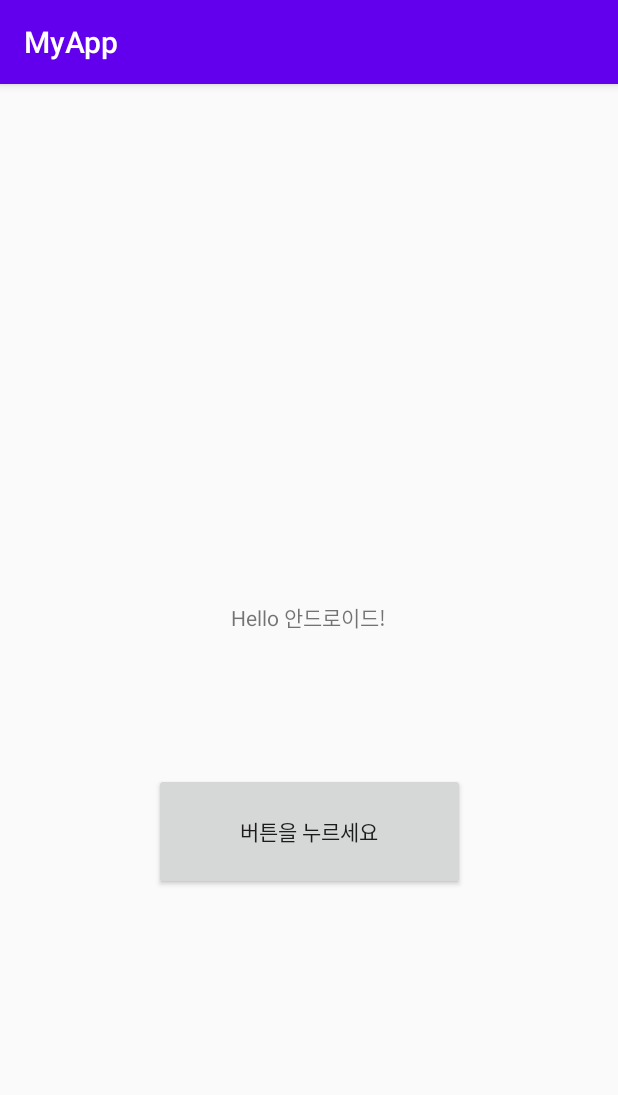
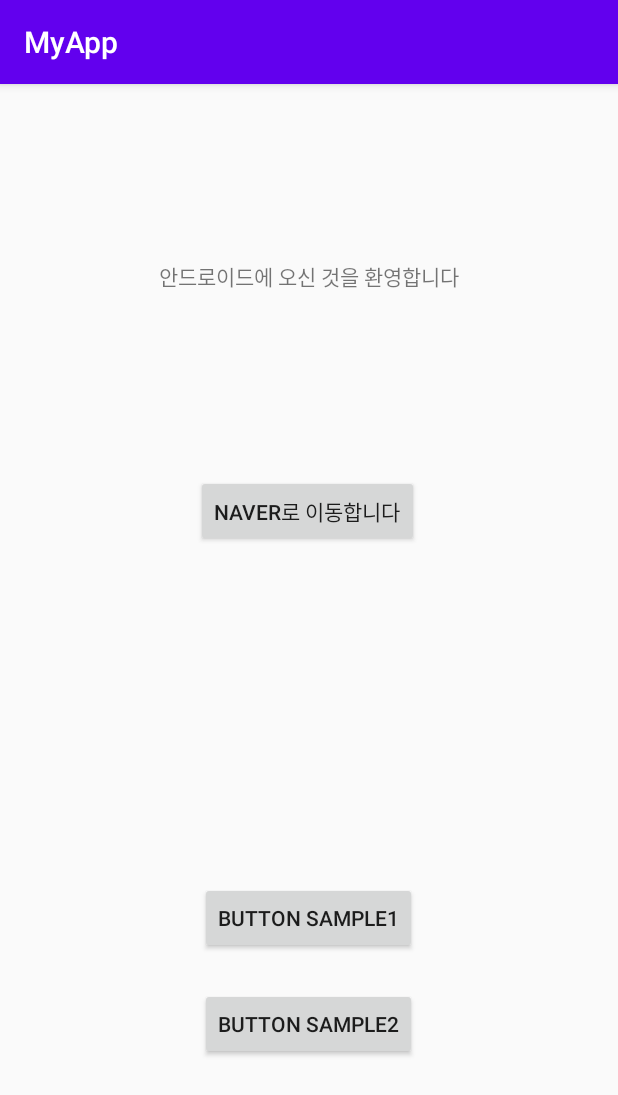
Before and after one commit to DojunPark/Android_App_Development, an Android app: the screen it shows after launch (MainActivity), on a phone screen of 412 x 824 dp. Shown: the top 1095 px of the screen. Run offline under Robolectric (Android 15) with nearby library versions, the phone set to English and light mode, and no system bars.

Commit message:
update button exercise

```diff
--- a/MyApp/app/src/main/AndroidManifest.xml
+++ b/MyApp/app/src/main/AndroidManifest.xml
@@ -9,6 +9,8 @@
         android:roundIcon="@mipmap/ic_launcher_round"
         android:supportsRtl="true"
         android:theme="@style/AppTheme">
+        <activity android:name=".TwoActivity"></activity>
+        <activity android:name=".OneActivity" />
         <activity android:name=".MainActivity">
             <intent-filter>
                 <action android:name="android.intent.action.MAIN" />
--- a/MyApp/app/src/main/java/com/example/myapp/MainActivity.java
+++ b/MyApp/app/src/main/java/com/example/myapp/MainActivity.java
@@ -2,7 +2,12 @@ package com.example.myapp;
 
 import androidx.appcompat.app.AppCompatActivity;
 
+import android.content.Intent;
+import android.net.Uri;
 import android.os.Bundle;
+import android.view.View;
+import android.widget.Button;
+import android.widget.Toast;
 
 public class MainActivity extends AppCompatActivity {
 
@@ -13,6 +18,48 @@ public class MainActivity extends AppCompatActivity {
 
         //실행 구간
 
+        //버튼 1
+        Button button1 = (Button)findViewById(R.id.button1);
+        button1.setOnClickListener(new View.OnClickListener() {
+            @Override
+            public void onClick(View view) {
+
+                // 메세지 띄우기
+                Toast.makeText(getApplicationContext(),"버튼을 눌렀습니다.", Toast.LENGTH_SHORT).show();
+
+                // 링크 열기
+                Intent intent1 = new Intent(Intent.ACTION_VIEW, Uri.parse("http://www.naver.com"));
+                startActivity(intent1);
+
+            }
+        });
+
+        // 버튼 2
+        Button button2 = (Button)findViewById(R.id.button2);
+        button2.setOnClickListener(new View.OnClickListener() {
+            @Override
+            public void onClick(View view) {
+
+                // 페이지 이동
+                Intent intent2 = new Intent(MainActivity.this, OneActivity.class);
+                startActivity(intent2);
+
+            }
+        });
+
+        // 버튼 3
+        Button button3 = (Button)findViewById(R.id.button3);
+        button3.setOnClickListener(new View.OnClickListener() {
+            @Override
+            public void onClick(View view) {
+
+                // 페이지 이동
+                Intent intent3 = new Intent(MainActivity.this, TwoActivity.class);
+                startActivity(intent3);
+
+            }
+        });
+
 
     }
 }
--- a/MyApp/app/src/main/res/layout/activity_main.xml
+++ b/MyApp/app/src/main/res/layout/activity_main.xml
@@ -10,23 +10,47 @@
         android:id="@+id/textView"
         android:layout_width="wrap_content"
         android:layout_height="wrap_content"
-        android:text="Hello 안드로이드!"
+        android:text="안드로이드에 오신 것을 환영합니다"
         app:layout_constraintBottom_toBottomOf="parent"
-        app:layout_constraintHorizontal_bias="0.498"
         app:layout_constraintLeft_toLeftOf="parent"
         app:layout_constraintRight_toRightOf="parent"
         app:layout_constraintTop_toTopOf="parent"
-        app:layout_constraintVertical_bias="0.462" />
+        app:layout_constraintVertical_bias="0.157" />
 
     <Button
-        android:id="@+id/button"
-        android:layout_width="207dp"
-        android:layout_height="78dp"
-        android:text="버튼을 누르세요"
+        android:id="@+id/button1"
+        android:layout_width="wrap_content"
+        android:layout_height="wrap_content"
+        android:text="NAVER로 이동합니다"
         app:layout_constraintBottom_toBottomOf="parent"
         app:layout_constraintEnd_toEndOf="parent"
+        app:layout_constraintHorizontal_bias="0.497"
         app:layout_constraintStart_toStartOf="parent"
         app:layout_constraintTop_toTopOf="parent"
-        app:layout_constraintVertical_bias="0.666" />
+        app:layout_constraintVertical_bias="0.362" />
+
+    <Button
+        android:id="@+id/button2"
+        android:layout_width="wrap_content"
+        android:layout_height="wrap_content"
+        android:text="Button sample1"
+        app:layout_constraintBottom_toBottomOf="parent"
+        app:layout_constraintEnd_toEndOf="parent"
+        app:layout_constraintHorizontal_bias="0.498"
+        app:layout_constraintStart_toStartOf="parent"
+        app:layout_constraintTop_toTopOf="parent"
+        app:layout_constraintVertical_bias="0.739" />
+
+    <Button
+        android:id="@+id/button3"
+        android:layout_width="wrap_content"
+        android:layout_height="wrap_content"
+        android:text="Button sample2"
+        app:layout_constraintBottom_toBottomOf="parent"
+        app:layout_constraintEnd_toEndOf="parent"
+        app:layout_constraintHorizontal_bias="0.498"
+        app:layout_constraintStart_toStartOf="parent"
+        app:layout_constraintTop_toTopOf="parent"
+        app:layout_constraintVertical_bias="0.837" />
 
 </androidx.constraintlayout.widget.ConstraintLayout>
--- a/MyApp/app/src/main/res/values/strings.xml
+++ b/MyApp/app/src/main/res/values/strings.xml
@@ -1,3 +1,4 @@
 <resources>
     <string name="app_name">MyApp</string>
+    <string name="text">안드로이드에 오신 것을 환영합니다!</string>
 </resources>
```
Also changed, not shown: MyApp/app/src/main/java/com/example/myapp/OneActivity.java (added, +32 -0 lines), MyApp/app/src/main/java/com/example/myapp/TwoActivity.java (added, +29 -0 lines), MyApp/app/src/main/res/layout/activity_one.xml (added, +20 -0 lines), MyApp/app/src/main/res/layout/activity_two.xml (added, +19 -0 lines).
